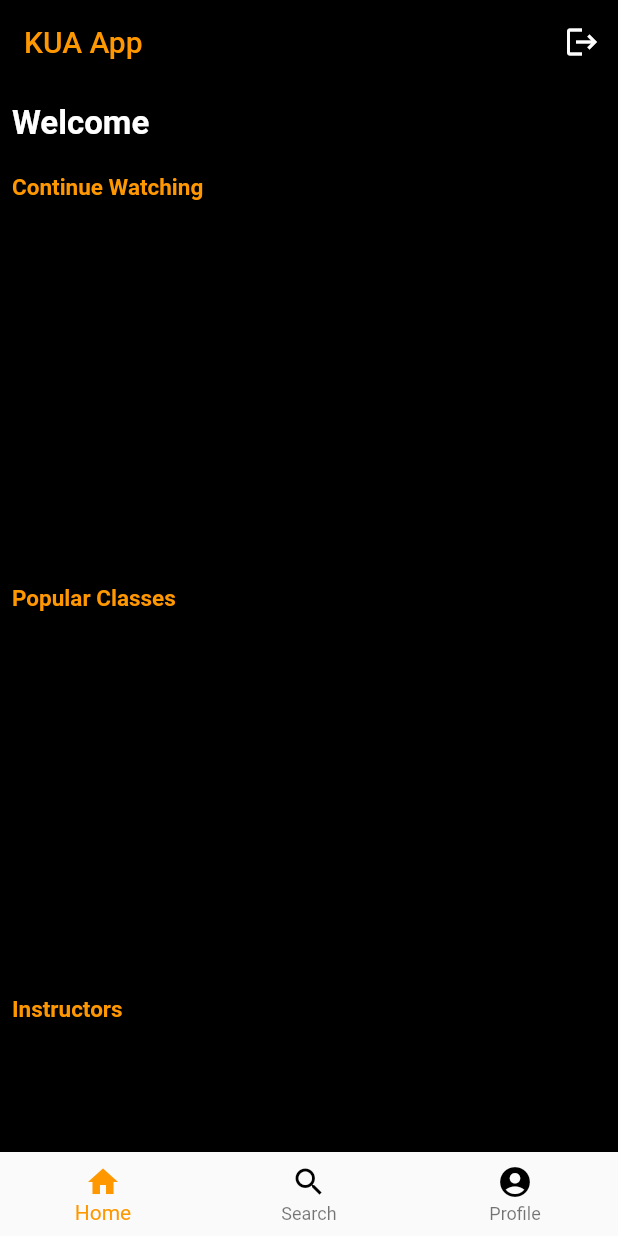
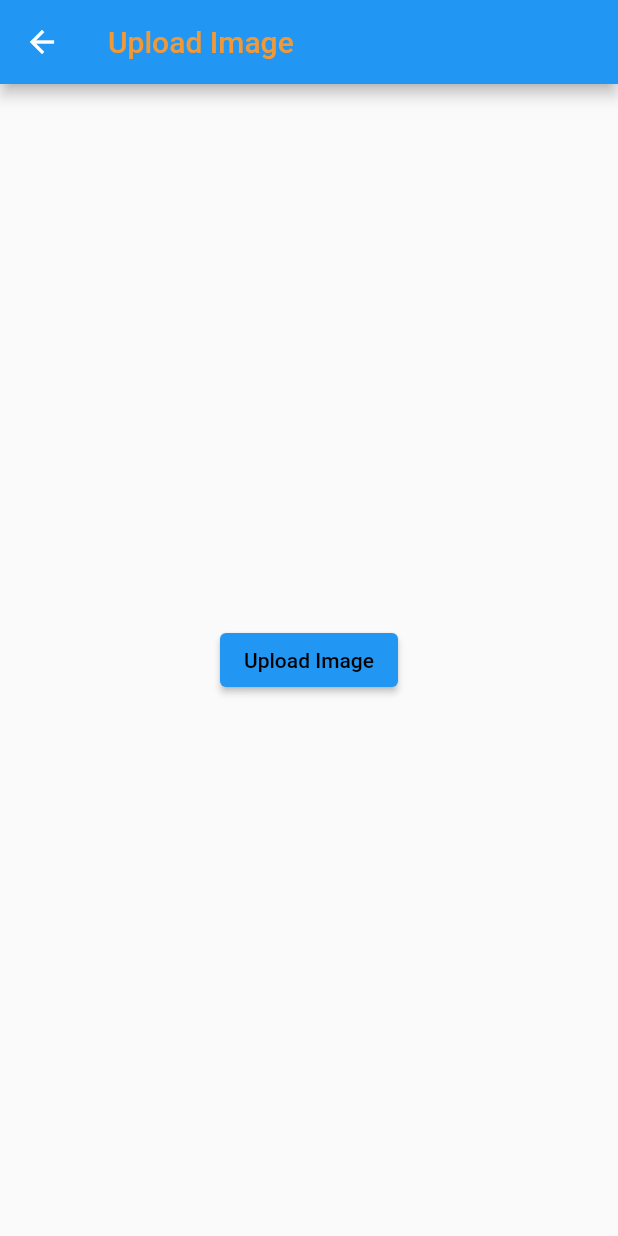
Before and after one commit to sharpido7/KUA_App_02, a Flutter app: the screen it shows after launch, on a phone screen of 412 x 824 dp. Run offline on Flutter 3.47's test engine with Material 2 defaults, Android fonts, the light colour scheme and no system bars; our stand-ins replace chewie, cloud_firestore, file_picker, firebase_auth, firebase_core, firebase_storage and 4 more; accounts and stored records are empty; Roboto replaces fonts that are missing (SourceSansPro, WaterBrush).

Commit message:
Create an Upload Button to Firestore Storage

```diff
--- a/lib/main.dart
+++ b/lib/main.dart
@@ -5,6 +5,7 @@ import 'package:my_ideas_today/registration.dart';
 import 'package:my_ideas_today/new_homepage.dart';
 import 'package:get/get.dart';
 import 'package:my_ideas_today/splashscreen.dart';
+import 'package:my_ideas_today/upload.dart';
 
 void  main() async{
   WidgetsFlutterBinding.ensureInitialized();
--- a/lib/splashscreen.dart
+++ b/lib/splashscreen.dart
@@ -3,6 +3,7 @@ import 'package:flutter/material.dart';
 import 'package:my_ideas_today/new_homepage.dart';
 import 'package:get/get.dart';
 import 'package:my_ideas_today/registration.dart';
+import 'package:my_ideas_today/upload.dart';
 import 'package:shared_preferences/shared_preferences.dart';
 
 
@@ -19,7 +20,7 @@ class _SplashScreenState extends State<SplashScreen> {
      getValidationData().whenComplete(() async{
            Timer(
         Duration(seconds: 5),
-        () => Get.to(finalPhone == null ? Registration() : Home())
+        () => Get.to(finalPhone == null ? Registration() : Upload())
 
             );
      });
--- /dev/null
+++ b/lib/storage_service.dart
@@ -0,0 +1,18 @@
+import 'dart:io';
+import 'package:firebase_storage/firebase_storage.dart' as firebase_storage;
+import 'package:firebase_core/firebase_core.dart' as firebase_core;
+
+class Storage{
+  final firebase_storage.FirebaseStorage storage = firebase_storage.FirebaseStorage.instance;
+Future <void> uploadFile( String filePath,String filesName) async {
+File file = File(filePath);
+try {
+ await storage.ref('test/$filesName').putFile(file);
+} on firebase_core.FirebaseException catch (e){
+ print(e);
+}
+
+
+}
+
+}
--- /dev/null
+++ b/lib/upload.dart
@@ -0,0 +1,44 @@
+import 'package:file_picker/file_picker.dart';
+import 'package:flutter/material.dart';
+import 'package:flutter/src/widgets/framework.dart';
+import 'package:my_ideas_today/storage_service.dart';
+
+class Upload extends StatefulWidget {
+  const Upload({super.key});
+
+  @override
+  State<Upload> createState() => _UploadState();
+}
+
+class _UploadState extends State<Upload> {
+  @override
+  Widget build(BuildContext context) {
+    final Storage storage =Storage();
+    return Scaffold(
+      appBar: AppBar(
+         title: Text('Upload Image',style: TextStyle( color: Color.fromARGB(255, 241, 153, 55))),),
+      body: Center(child: ElevatedButton(
+
+        onPressed: ()async{
+        final result = await FilePicker.platform.pickFiles(
+          allowMultiple: false,
+          type: FileType.custom,
+          allowedExtensions: ['png','jpg']
+        );
+        if(result== null){
+          ScaffoldMessenger.of(context).showSnackBar(
+          SnackBar(content: Text("No file selected"))
+          );
+          return null;
+        }
+        final path =result.files.single.path!;
+        final fileName =result.files.single.name;
+        storage.uploadFile(path,fileName).then(((value) => print('done')));
+        print(path);
+        print(fileName);
+      }, child: Text("Upload Image", style: TextStyle(color:Colors.black)))),
+
+    );
+
+  }
+}
--- a/pubspec.yaml
+++ b/pubspec.yaml
@@ -40,8 +40,11 @@ dependencies:
   fluttertoast: ^8.0.9
   shared_preferences: ^2.0.15
   get: ^4.6.5
+
   chewie:
   video_player:
+  firebase_storage: ^10.3.1
+  file_picker: ^4.6.1
 
 dev_dependencies:
   flutter_test:
```
Also changed, not shown: pubspec.lock, 2 other files.
